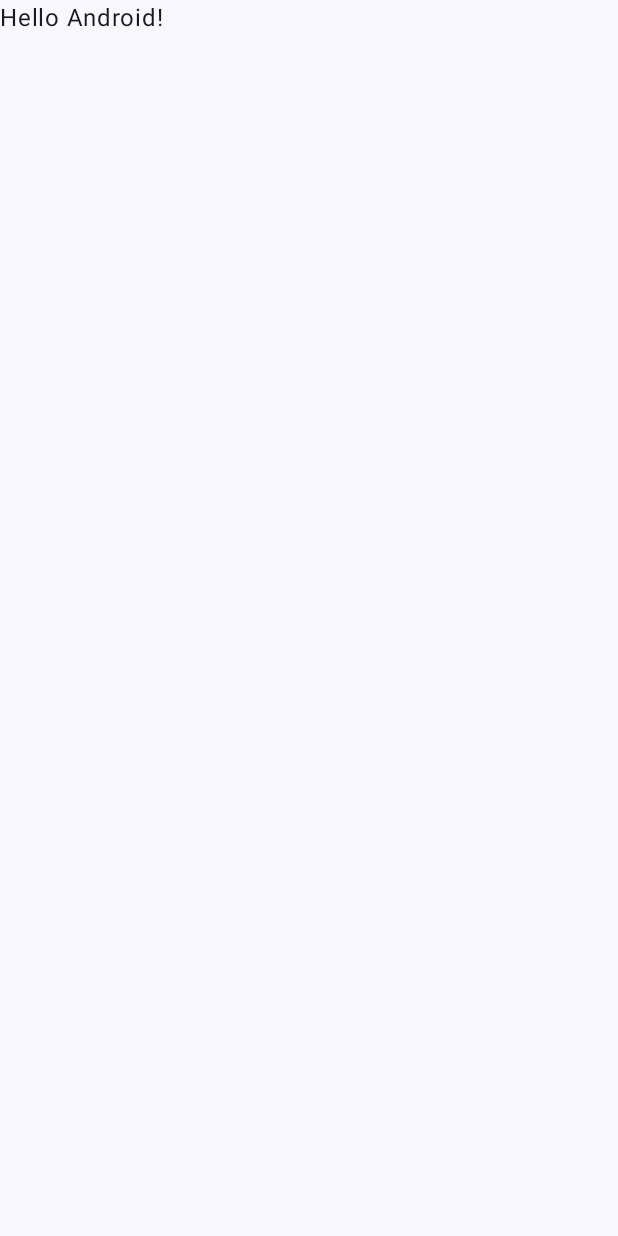
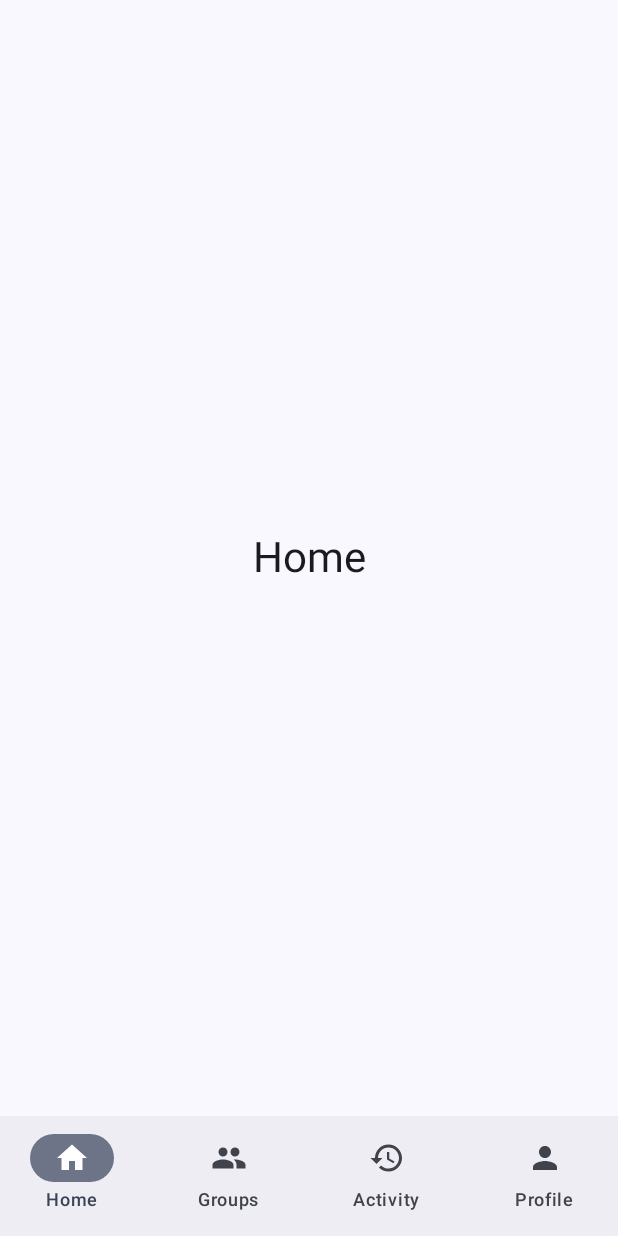
Before and after one commit to Omar00014/Group1_Expense_Sharing_App, an Android app built with Jetpack Compose: the screen it shows after launch (MainActivity), on a phone screen of 412 x 824 dp. Before the commit the screen is almost empty. Run offline under Robolectric (Android 15) with nearby library versions, the phone set to English and light mode, and no system bars.

Commit message:
added tabs placeholders

```diff
--- a/app/build.gradle.kts
+++ b/app/build.gradle.kts
@@ -37,6 +37,8 @@ android {
 
 dependencies {
     implementation(platform(libs.androidx.compose.bom))
+    implementation("androidx.navigation:navigation-compose:2.8.4")
+    implementation("androidx.compose.material:material-icons-extended")
     implementation(libs.androidx.activity.compose)
     implementation(libs.androidx.compose.material3)
     implementation(libs.androidx.compose.ui)
--- /dev/null
+++ b/app/src/main/java/com/example/payment_app/ExpenseApp.kt
@@ -0,0 +1,64 @@
+package com.example.payment_app
+
+import androidx.compose.material3.Icon
+import androidx.compose.material3.NavigationBar
+import androidx.compose.material3.NavigationBarItem
+import androidx.compose.material3.Scaffold
+import androidx.compose.material3.Text
+import androidx.compose.runtime.Composable
+import androidx.compose.runtime.getValue
+import androidx.compose.ui.Modifier
+import androidx.compose.foundation.layout.padding
+import androidx.navigation.NavDestination.Companion.hierarchy
+import androidx.navigation.NavGraph.Companion.findStartDestination
+import androidx.navigation.compose.NavHost
+import androidx.navigation.compose.composable
+import androidx.navigation.compose.currentBackStackEntryAsState
+import androidx.navigation.compose.rememberNavController
+
+
+@Composable
+fun ExpenseApp() {
+    val navController = rememberNavController()
+    val navBackStackEntry by navController.currentBackStackEntryAsState()
+    val currentDestination = navBackStackEntry?.destination
+
+    Scaffold(
+        bottomBar = {
+            NavigationBar {
+                Screen.bottomNavItems.forEach { screen ->
+                    NavigationBarItem(
+                        icon = { Icon(screen.icon, contentDescription = screen.label) },
+                        label = { Text(screen.label) },
+                        selected = currentDestination?.hierarchy?.any {
+                            it.route == screen.route
+                        } == true,
+                        onClick = {
+                            navController.navigate(screen.route) {
+                                // Avoid building up a large back stack
+                                popUpTo(navController.graph.findStartDestination().id) {
+                                    saveState = true
+                                }
+                                // Avoid multiple copies of the same destination
+                                launchSingleTop = true
+                                // Restore state when reselecting a tab
+                                restoreState = true
+                            }
+                        }
+                    )
+                }
+            }
+        }
+    ) { innerPadding ->
+        NavHost(
+            navController = navController,
+            startDestination = Screen.Home.route,
+            modifier = Modifier.padding(innerPadding)
+        ) {
+            composable(Screen.Home.route) { HomeScreen() }
+            composable(Screen.Groups.route) { GroupsScreen() }
+            composable(Screen.Activity.route) { ActivityScreen() }
+            composable(Screen.Profile.route) { ProfileScreen() }
+        }
+    }
+}
--- a/app/src/main/java/com/example/payment_app/MainActivity.kt
+++ b/app/src/main/java/com/example/payment_app/MainActivity.kt
@@ -4,13 +4,6 @@ import android.os.Bundle
 import androidx.activity.ComponentActivity
 import androidx.activity.compose.setContent
 import androidx.activity.enableEdgeToEdge
-import androidx.compose.foundation.layout.fillMaxSize
-import androidx.compose.foundation.layout.padding
-import androidx.compose.material3.Scaffold
-import androidx.compose.material3.Text
-import androidx.compose.runtime.Composable
-import androidx.compose.ui.Modifier
-import androidx.compose.ui.tooling.preview.Preview
 import com.example.payment_app.ui.theme.Payment_AppTheme
 
 class MainActivity : ComponentActivity() {
@@ -18,30 +11,9 @@ class MainActivity : ComponentActivity() {
         super.onCreate(savedInstanceState)
         enableEdgeToEdge()
         setContent {
-            Payment_AppTheme {
-                Scaffold(modifier = Modifier.fillMaxSize()) { innerPadding ->
-                    Greeting(
-                        name = "Android",
-                        modifier = Modifier.padding(innerPadding)
-                    )
-                }
+            Payment_AppTheme{
+                ExpenseApp()
             }
         }
     }
 }
-
-@Composable
-fun Greeting(name: String, modifier: Modifier = Modifier) {
-    Text(
-        text = "Hello $name!",
-        modifier = modifier
-    )
-}
-
-@Preview(showBackground = true)
-@Composable
-fun GreetingPreview() {
-    Payment_AppTheme {
-        Greeting("Android")
-    }
-}
--- /dev/null
+++ b/app/src/main/java/com/example/payment_app/PlaceholderScreens.kt
@@ -0,0 +1,31 @@
+package com.example.payment_app
+
+import androidx.compose.foundation.layout.Box
+import androidx.compose.foundation.layout.fillMaxSize
+import androidx.compose.material3.MaterialTheme
+import androidx.compose.material3.Text
+import androidx.compose.runtime.Composable
+import androidx.compose.ui.Alignment
+import androidx.compose.ui.Modifier
+
+@Composable
+private fun PlaceholderScreen(title: String, modifier: Modifier = Modifier) {
+    Box(
+        modifier = modifier.fillMaxSize(),
+        contentAlignment = Alignment.Center
+    ) {
+        Text(text = title, style = MaterialTheme.typography.headlineMedium)
+    }
+}
+
+@Composable
+fun HomeScreen(modifier: Modifier = Modifier) = PlaceholderScreen("Home", modifier)
+
+@Composable
+fun GroupsScreen(modifier: Modifier = Modifier) = PlaceholderScreen("Groups", modifier)
+
+@Composable
+fun ActivityScreen(modifier: Modifier = Modifier) = PlaceholderScreen("Activity", modifier)
+
+@Composable
+fun ProfileScreen(modifier: Modifier = Modifier) = PlaceholderScreen("Profile", modifier)
--- /dev/null
+++ b/app/src/main/java/com/example/payment_app/Screen.kt
@@ -0,0 +1,23 @@
+package com.example.payment_app
+
+import androidx.compose.material.icons.Icons
+import androidx.compose.material.icons.filled.Group
+import androidx.compose.material.icons.filled.History
+import androidx.compose.material.icons.filled.Home
+import androidx.compose.material.icons.filled.Person
+import androidx.compose.ui.graphics.vector.ImageVector
+
+sealed class Screen(
+    val route: String,
+    val label: String,
+    val icon: ImageVector
+) {
+    data object Home : Screen("home", "Home", Icons.Filled.Home)
+    data object Groups : Screen("groups", "Groups", Icons.Filled.Group)
+    data object Activity : Screen("activity", "Activity", Icons.Filled.History)
+    data object Profile : Screen("profile", "Profile", Icons.Filled.Person)
+
+    companion object {
+        val bottomNavItems = listOf(Home, Groups, Activity, Profile)
+    }
+}
```
